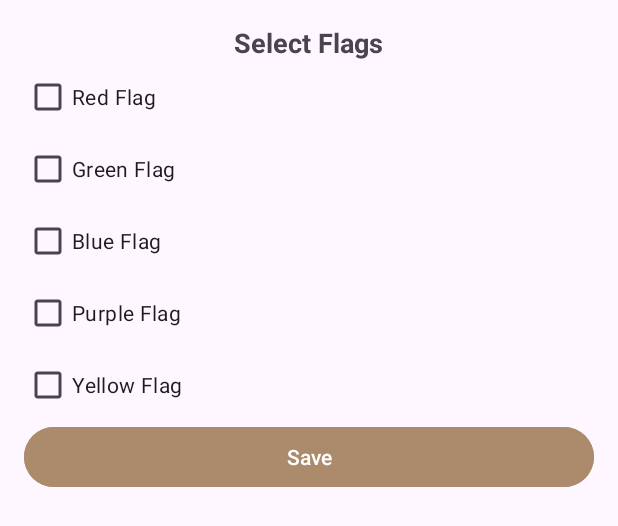
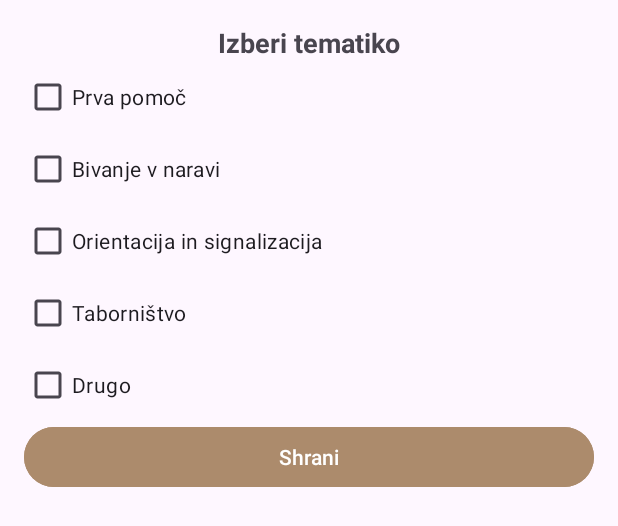
Before and after one commit to SecondV3rsion/Scout_diary, an Android app: the layout dialog_flags_selection.xml on its own in the app's theme, with its tools: preview values and no code run, on a phone screen of 412 x 824 dp. Shown: the top 526 px of the screen. Run offline under Robolectric (Android 15) with nearby library versions, the phone set to English and light mode, and no system bars.

Commit message:
Dodana imena kategorij

```diff
--- a/ScoutDiary/app/src/main/res/layout/dialog_flags_selection.xml
+++ b/ScoutDiary/app/src/main/res/layout/dialog_flags_selection.xml
@@ -8,7 +8,7 @@
     <TextView
         android:layout_width="wrap_content"
         android:layout_height="wrap_content"
-        android:text="Select Flags"
+        android:text="@string/izberi_tematiko"
         android:textSize="18sp"
         android:textStyle="bold"
         android:layout_gravity="center"/>
@@ -17,36 +17,36 @@
         android:id="@+id/checkbox_red"
         android:layout_width="wrap_content"
         android:layout_height="wrap_content"
-        android:text="Red Flag"/>
+        android:text="@string/prva_pomoc"/>
 
     <CheckBox
         android:id="@+id/checkbox_green"
         android:layout_width="wrap_content"
         android:layout_height="wrap_content"
-        android:text="Green Flag"/>
+        android:text="@string/bivanje_v_naravi"/>
 
     <CheckBox
         android:id="@+id/checkbox_blue"
         android:layout_width="wrap_content"
         android:layout_height="wrap_content"
-        android:text="Blue Flag"/>
+        android:text="@string/orientacija_in_signalizacija"/>
 
     <CheckBox
         android:id="@+id/checkbox_purple"
         android:layout_width="wrap_content"
         android:layout_height="wrap_content"
-        android:text="Purple Flag"/>
+        android:text="@string/tabornistvo"/>
 
     <CheckBox
         android:id="@+id/checkbox_yellow"
         android:layout_width="wrap_content"
         android:layout_height="wrap_content"
-        android:text="Yellow Flag"/>
+        android:text="@string/drugo"/>
 
     <Button
         android:id="@+id/btn_save_flags"
         android:layout_width="match_parent"
         android:layout_height="wrap_content"
-        android:text="Save"
+        android:text="@string/shrani"
         android:backgroundTint="@color/default_button"/>
 </LinearLayout>
```
